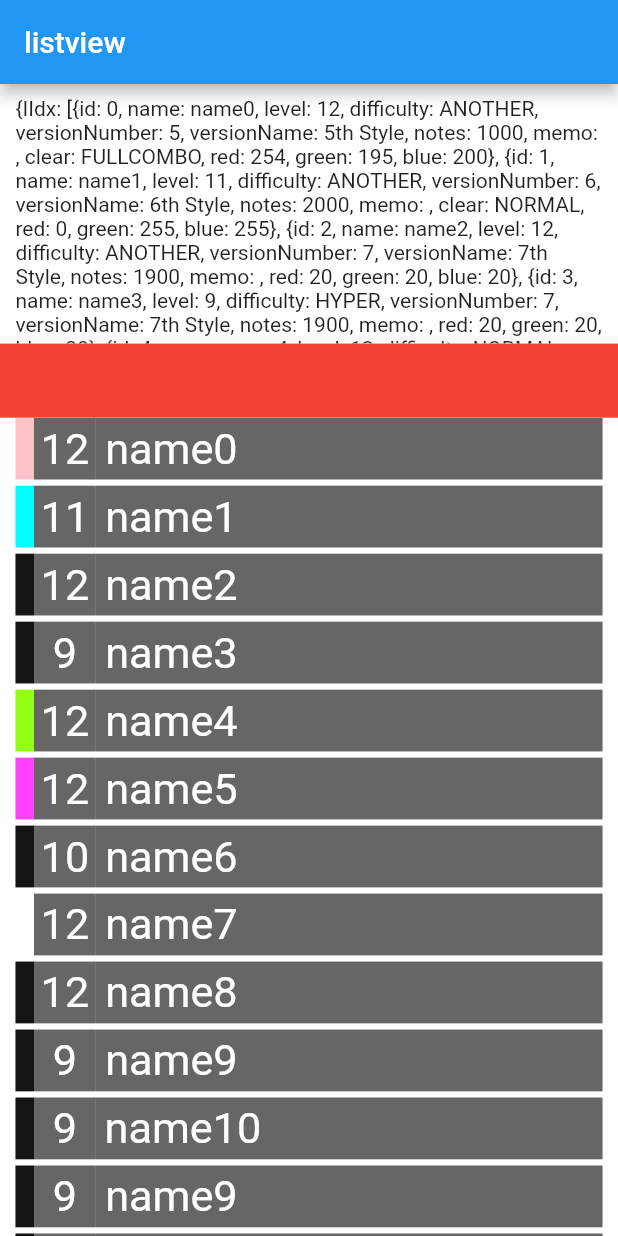
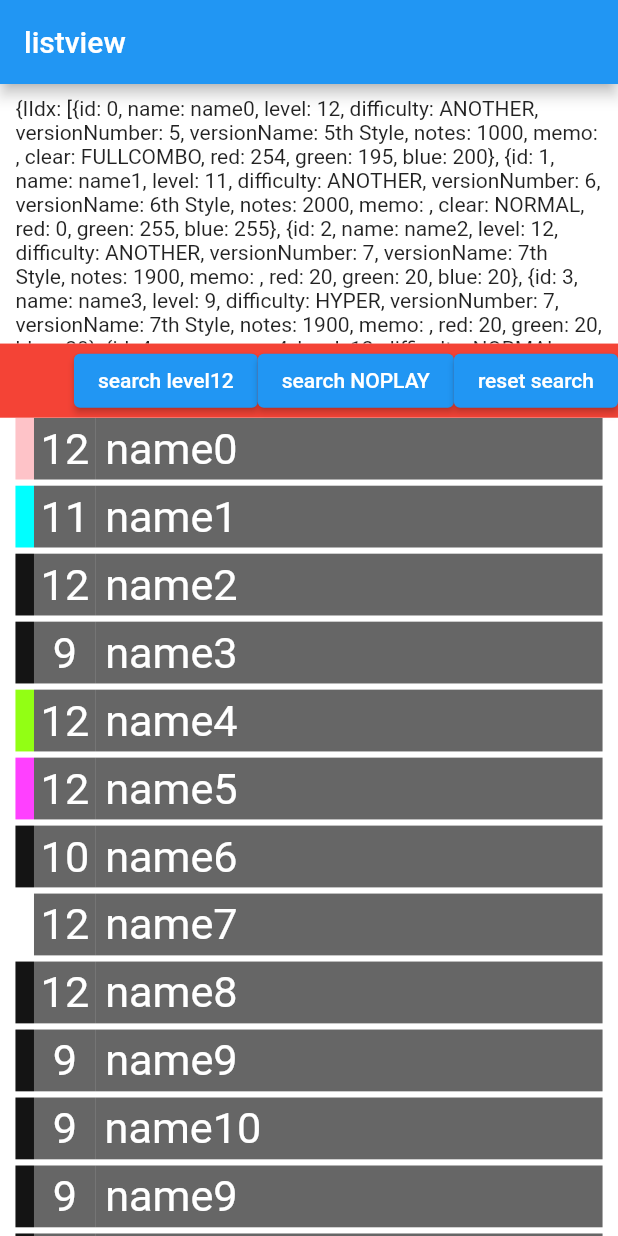
Before and after one commit to The-Ishikawa/otoge_record, a Flutter app: the screen it shows after launch, on a phone screen of 412 x 824 dp. Run offline on Flutter 3.47's test engine with Material 2 defaults, Android fonts, the phone set to English and light mode, and no system bars; our stand-ins replace flutter_riverpod.

Commit message:
add search functions

```diff
--- a/lib/UI_TopScreen.dart
+++ b/lib/UI_TopScreen.dart
@@ -45,6 +45,38 @@ class TopScreen extends ConsumerWidget{
               width: _width,
               height: _height * 0.06,
               color: Colors.red,
+              child: Row(
+                mainAxisAlignment: MainAxisAlignment.end,
+                crossAxisAlignment: CrossAxisAlignment.center,
+                children: [
+                  ElevatedButton(
+                      onPressed:(){
+                        songDataController.searchSongData("level", 12);
+                      },
+                      child: const Text(
+                        "search level12"
+                      )
+                  ),
+
+                  ElevatedButton(
+                      onPressed:(){
+                        songDataController.searchSongData("clear", "NOPLAY");
+                      },
+                      child: const Text(
+                          "search NOPLAY"
+                      )
+                  ),
+
+                  ElevatedButton(
+                      onPressed:(){
+                        songDataController.resetSearchSongData();
+                      },
+                      child: const Text(
+                          "reset search"
+                      )
+                  ),
+                ],
+              ),
             ),
 
             Expanded(
```
Also changed, not shown: lib/Controller_SongDataController.dart (+17 -3 lines).
